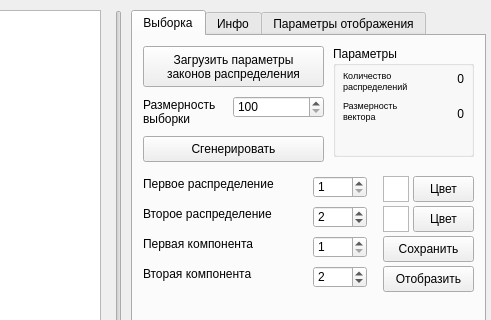
lifchicker/pattern-recognition-lab-5, file mainwindow.ui: the form before one commit; both pictures show x 309 to 800 and y 0 to 320 of the 800 by 440 pixel window.
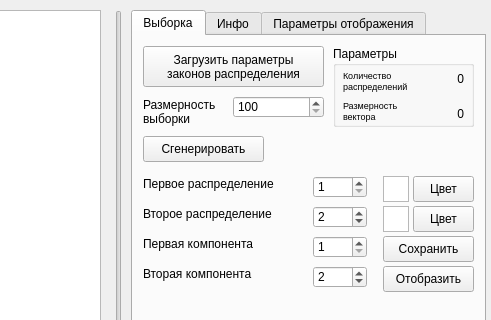
The form after the commit.

What changed in the file:
```diff
--- a/mainwindow.ui
+++ b/mainwindow.ui
@@ -149,7 +149,7 @@
        <rect>
         <x>10</x>
         <y>100</y>
-        <width>181</width>
+        <width>121</width>
         <height>26</height>
        </rect>
       </property>
@@ -407,7 +407,7 @@
         <x>200</x>
         <y>10</y>
         <width>141</width>
-        <height>111</height>
+        <height>81</height>
        </rect>
       </property>
       <property name="title">
```
